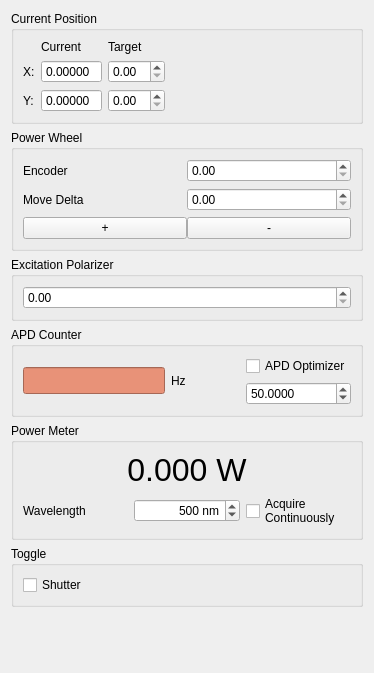
Qt form df_microscope/df_sidepanel.ui (PromuInstrument/stackbot) before a commit.
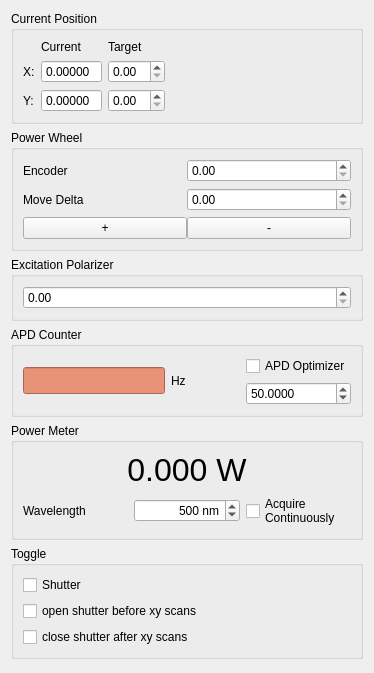
The same form after that commit.

Commit message: [df_mircroscope] as of 06/21/2019.

Patch:
```diff
--- a/df_microscope/df_sidepanel.ui
+++ b/df_microscope/df_sidepanel.ui
@@ -742,6 +742,20 @@
         </property>
        </widget>
       </item>
+      <item row="1" column="0">
+       <widget class="QCheckBox" name="open_shutter_on_run_checkBox">
+        <property name="text">
+         <string>open shutter before xy scans</string>
+        </property>
+       </widget>
+      </item>
+      <item row="2" column="0">
+       <widget class="QCheckBox" name="close_shutter_after_scan_checkBox">
+        <property name="text">
+         <string>close shutter after xy scans</string>
+        </property>
+       </widget>
+      </item>
      </layout>
     </widget>
    </item>
```
The commit also changes 2 other files.
